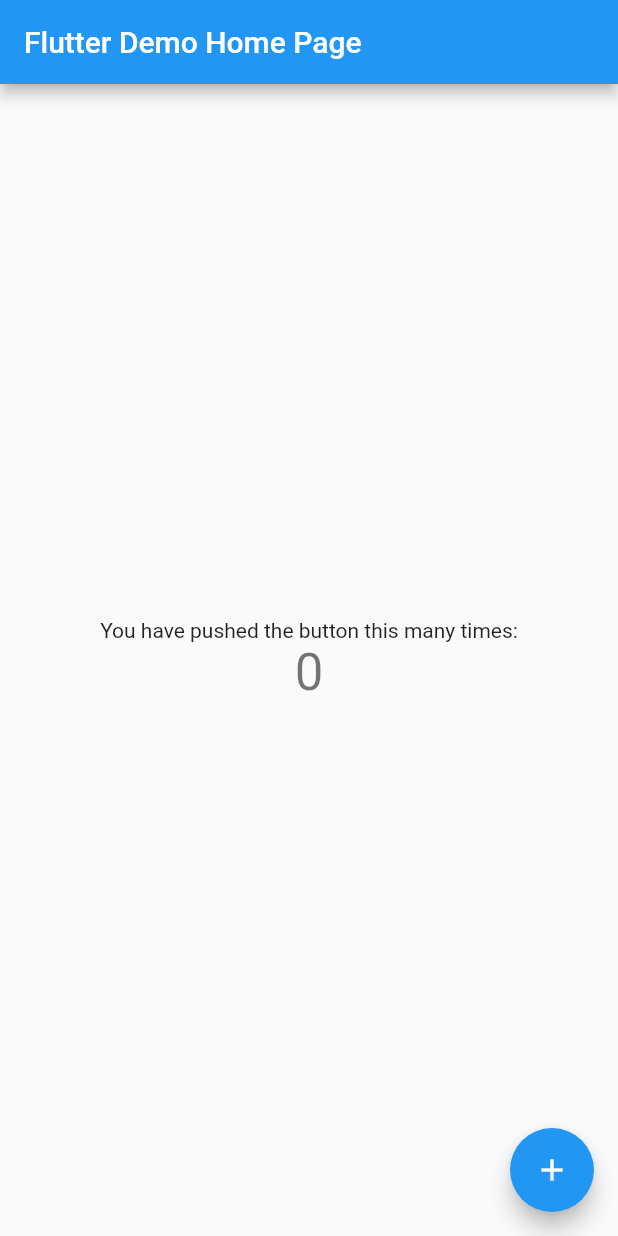
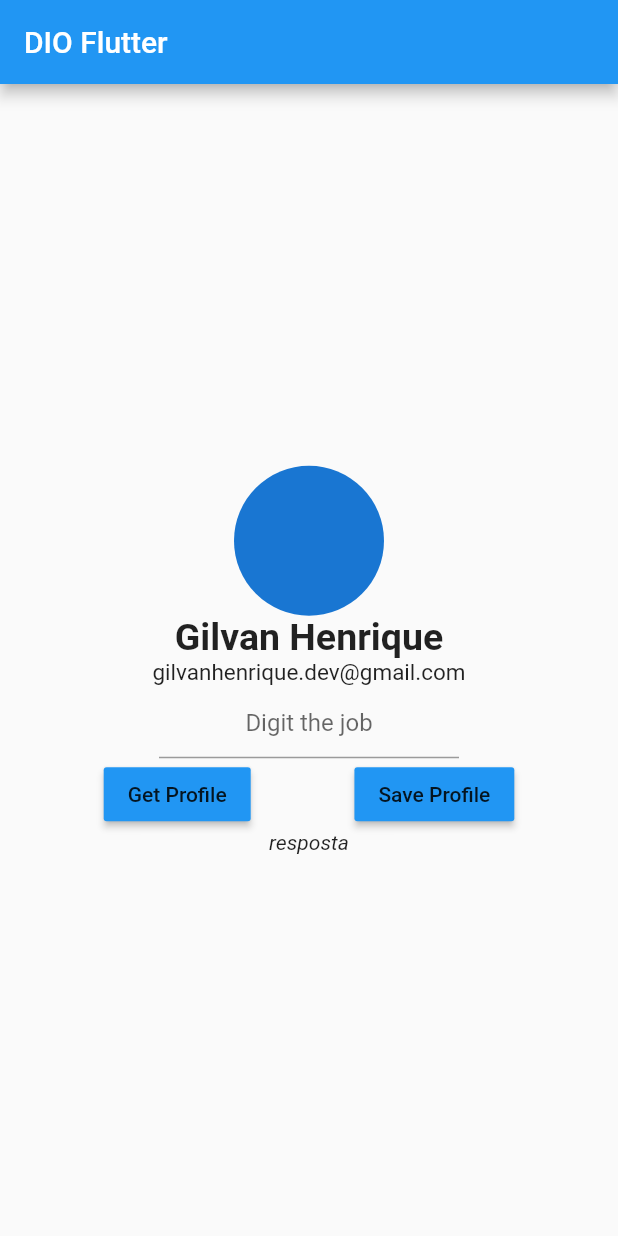
Before and after one commit to gilvanhenriqued/dio_flutter, a Flutter app: the screen it shows after launch, on a phone screen of 412 x 824 dp. Run offline on Flutter 3.47's test engine with Material 2 defaults, Android fonts, the phone set to English and light mode, and no system bars; our stand-ins replace dio.

Commit message:
building home page

```diff
--- a/lib/main.dart
+++ b/lib/main.dart
@@ -1,4 +1,6 @@
 import 'package:flutter/material.dart';
+import 'package:dio/dio.dart';
+import 'package:flutter/services.dart';
 
 void main() {
   runApp(MyApp());
@@ -14,12 +16,13 @@ class MyApp extends StatelessWidget {
         primarySwatch: Colors.blue,
         visualDensity: VisualDensity.adaptivePlatformDensity,
       ),
-      home: MyHomePage(title: 'Flutter Demo Home Page'),
+      home: MyHomePage(title: 'DIO Flutter'),
     );
   }
 }
 
 class MyHomePage extends StatefulWidget {
+
   MyHomePage({Key key, this.title}) : super(key: key);
 
   final String title;
@@ -29,6 +32,7 @@ class MyHomePage extends StatefulWidget {
 }
 
 class _MyHomePageState extends State<MyHomePage> {
+
   int _counter = 0;
 
   void _incrementCounter() {
@@ -44,23 +48,63 @@ class _MyHomePageState extends State<MyHomePage> {
         title: Text(widget.title),
       ),
       body: Center(
+        child: Form(
           child: Column(
             mainAxisAlignment: MainAxisAlignment.center,
             children: <Widget>[
-            Text(
-              'You have pushed the button this many times:',
+              Container(
+                height: 100,
+                width: 100,
+                child: CircleAvatar(
+                  backgroundImage: null,
+                ),
               ),
               Text(
-              '$_counter',
-              style: Theme.of(context).textTheme.headline4,
+                'Gilvan Henrique',
+                style: TextStyle(
+                  fontWeight: FontWeight.bold,
+                  fontSize: 25,
+                ),
+              ),
+              Text(
+                'gilvanhenrique.dev@gmail.com',
+                style: TextStyle(
+                  fontSize: 15
+                ),
+              ),
+              Container(
+                width: 200,
+                child: TextField(
+                  textAlign: TextAlign.center,
+                  decoration: InputDecoration(
+                    hintText: 'Digit the job'
+                  ),
+                ),
+              ),
+              Row(
+                mainAxisAlignment: MainAxisAlignment.spaceEvenly,
+                children: <Widget>[
+                  RaisedButton(
+                    color: Colors.blue,
+                    child: Text('Get Profile'),
+                    onPressed: () {  },
+                  ),
+                  RaisedButton(
+                    color: Colors.blue,
+                    child: Text('Save Profile'),
+                    onPressed: () {  },
+                  ),
+                ],
+              ),
+              Text(
+                'resposta',
+                style: TextStyle(
+                  fontStyle: FontStyle.italic,
+                ),
               ),
             ],
           ),
         ),
-      floatingActionButton: FloatingActionButton(
-        onPressed: _incrementCounter,
-        tooltip: 'Increment',
-        child: Icon(Icons.add),
       ),
     );
   }
```
Also changed, not shown: pubspec.yaml (+2 -56 lines), pubspec.lock. Lines whose indentation alone changed are shown as unchanged.
